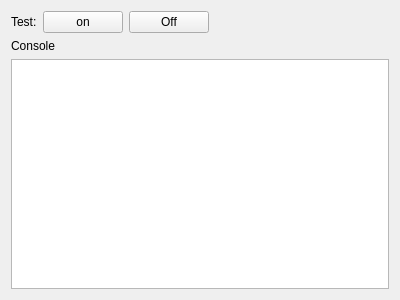
This is mainwidget.ui in HalloSoft/QtArduCompanion as Qt 5 draws it before an edit. The edited form follows.
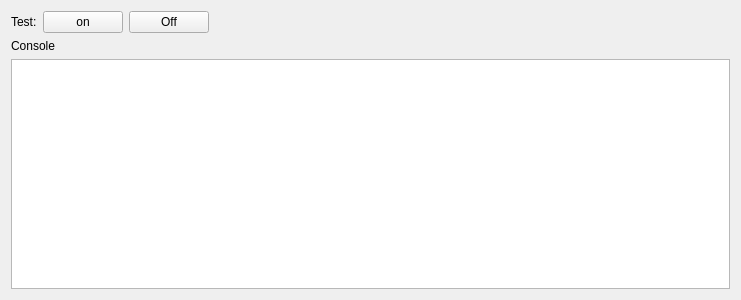
This is the edited form.

Commit message: * add: next step

Diff of the .ui file:
```diff
--- a/mainwidget.ui
+++ b/mainwidget.ui
@@ -6,7 +6,7 @@
    <rect>
     <x>0</x>
     <y>0</y>
-    <width>400</width>
+    <width>741</width>
     <height>300</height>
    </rect>
   </property>
```
The commit also changes 2 other files.
